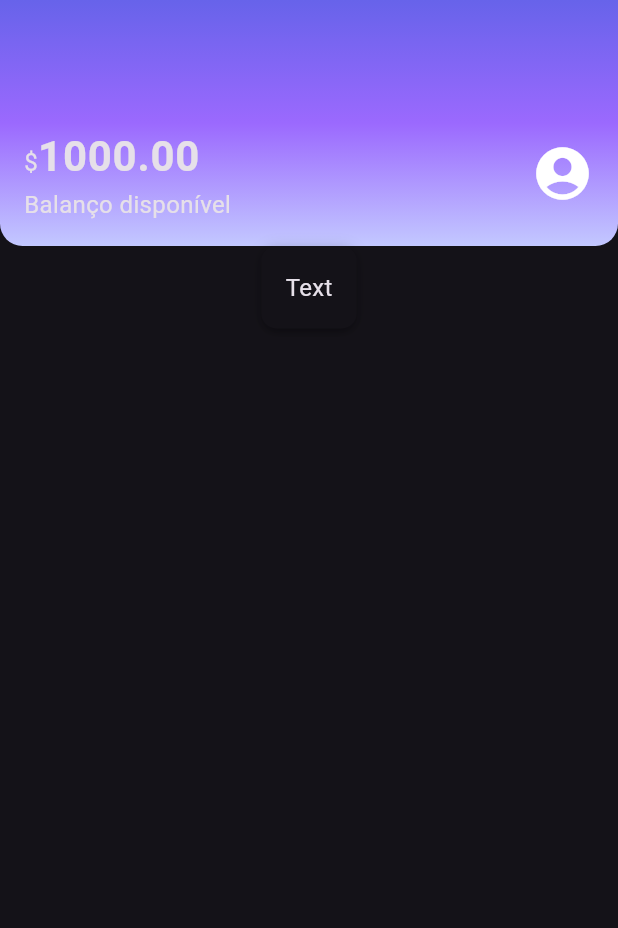
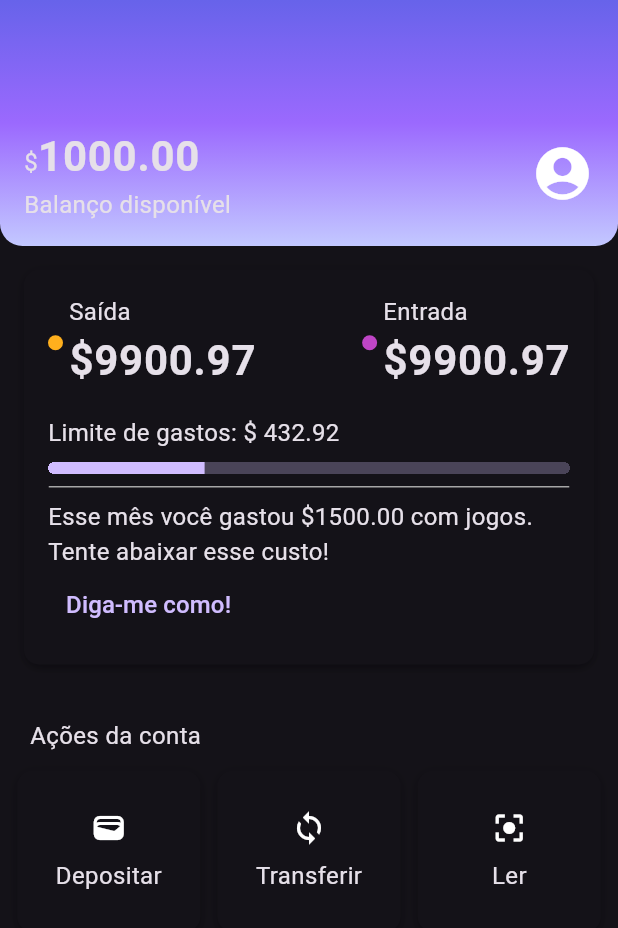
Before and after one commit to athosmartinez/cursoFlutter_Layouts, a Flutter app: the screen it shows after launch, on a phone screen of 412 x 824 dp. Shown: the top 928 px of the screen. Run offline on Flutter 3.47's test engine with Material 3 defaults, Android fonts, the phone set to English and light mode, and no system bars.

Commit message:
doing the second "screen part" - alone

```diff
--- /dev/null
+++ b/cursoflutter_layouts/lib/components/color_dot.dart
@@ -0,0 +1,18 @@
+import 'package:flutter/material.dart';
+
+class ColorDot extends StatelessWidget {
+  final Color? color;
+  const ColorDot({super.key, required this.color});
+
+  @override
+  Widget build(BuildContext context) {
+    return Container(
+      width: 10,
+      height: 10,
+      decoration: BoxDecoration(
+        color: color,
+        borderRadius: BorderRadius.circular(10),
+      ),
+    );
+  }
+}
--- /dev/null
+++ b/cursoflutter_layouts/lib/components/content_division.dart
@@ -0,0 +1,16 @@
+import 'package:cursoflutter_layouts/themes/theme_colors.dart';
+import 'package:flutter/material.dart';
+
+class ContentDivision extends StatelessWidget {
+  const ContentDivision({super.key});
+
+  @override
+  Widget build(BuildContext context) {
+    return Container(
+      height: 1,
+      decoration: BoxDecoration(
+        border: Border.all(color: ThemeColors.divisonColor)
+      ),
+    );
+  }
+}
--- /dev/null
+++ b/cursoflutter_layouts/lib/components/sections/account_actions.dart
@@ -0,0 +1,87 @@
+import 'package:cursoflutter_layouts/components/box_card.dart';
+import 'package:flutter/material.dart';
+
+class AccountAction extends StatelessWidget {
+  const AccountAction({super.key});
+
+  @override
+  Widget build(BuildContext context) {
+    return Column(
+      crossAxisAlignment: CrossAxisAlignment.start,
+      children: [
+        Padding(
+          padding: const EdgeInsets.only(top: 20, left: 20),
+          child: Text(
+            "Ações da conta",
+            style: Theme.of(context).textTheme.bodyMedium,
+          ),
+        ),
+        Padding(
+          padding: const EdgeInsets.only(top: 12),
+          child: Row(
+            mainAxisAlignment: MainAxisAlignment.spaceEvenly,
+            children: [
+              BoxCard(
+                boxContent: Container(
+                  height: 75,
+                  width: 90,
+                  decoration: BoxDecoration(
+                    borderRadius: BorderRadius.circular(10),
+                  ),
+                  child: const Column(
+                    mainAxisAlignment: MainAxisAlignment.center,
+                    children: [
+                      Icon(Icons.wallet),
+                      Padding(
+                        padding: EdgeInsets.only(top: 8),
+                        child: Text("Depositar"),
+                      ),
+                    ],
+                  ),
+                ),
+              ),
+              BoxCard(
+                boxContent: Container(
+                  height: 75,
+                  width: 90,
+                  decoration: BoxDecoration(
+                    borderRadius: BorderRadius.circular(10),
+                  ),
+                  child: const Column(
+                    mainAxisAlignment: MainAxisAlignment.center,
+                    children: [
+                      Icon(Icons.sync),
+                      Padding(
+                        padding: EdgeInsets.only(top: 8),
+                        child: Text("Transferir"),
+                      ),
+                    ],
+                  ),
+                ),
+              ),
+              BoxCard(
+                boxContent: Container(
+                  height: 75,
+                  width: 90,
+                  decoration: BoxDecoration(
+                    borderRadius: BorderRadius.circular(10),
+                  ),
+                  child: const Column(
+                    mainAxisAlignment: MainAxisAlignment.center,
+                    children: [
+                      Icon(Icons.center_focus_strong),
+                      Padding(
+                        padding: EdgeInsets.only(top: 8),
+                        child: Text("Ler"),
+                      ),
+                    ],
+                  ),
+                ),
+              ),
+            ],
+          ),
+        )
+      ],
+    );
+  }
+}
--- /dev/null
+++ b/cursoflutter_layouts/lib/components/sections/recenty_activity.dart
@@ -0,0 +1,100 @@
+import 'package:cursoflutter_layouts/components/box_card.dart';
+import 'package:cursoflutter_layouts/components/color_dot.dart';
+import 'package:cursoflutter_layouts/components/content_division.dart';
+import 'package:cursoflutter_layouts/themes/theme_colors.dart';
+import 'package:flutter/material.dart';
+
+class RecentActivity extends StatelessWidget {
+  const RecentActivity({super.key});
+
+  @override
+  Widget build(BuildContext context) {
+    return const Padding(
+      padding: EdgeInsets.all(16.0),
+      child: BoxCard(
+        boxContent: _RecentActivity(),
+      ),
+    );
+  }
+}
+
+class _RecentActivity extends StatelessWidget {
+  const _RecentActivity({super.key});
+
+  @override
+  Widget build(BuildContext context) {
+    return Column(
+      crossAxisAlignment: CrossAxisAlignment.start,
+      children: [
+        Row(
+          mainAxisAlignment: MainAxisAlignment.spaceBetween,
+          children: [
+            Row(
+              children: [
+                Padding(
+                  padding: const EdgeInsets.only(right: 4.0),
+                  child: ColorDot(color: ThemeColors.recentActivity['spent']),
+                ),
+                Column(
+                  crossAxisAlignment: CrossAxisAlignment.start,
+                  children: [
+                    const Text("Saída"),
+                    Text(
+                      style: Theme.of(context).textTheme.bodyLarge,
+                      "\$9900.97",
+                    ),
+                  ],
+                )
+              ],
+            ),
+            Row(
+              children: [
+                Padding(
+                  padding: const EdgeInsets.only(right: 4.0),
+                  child: ColorDot(color: ThemeColors.recentActivity['income']),
+                ),
+                Column(
+                  crossAxisAlignment: CrossAxisAlignment.start,
+                  children: [
+                    const Text("Entrada"),
+                    Text(
+                      style: Theme.of(context).textTheme.bodyLarge,
+                      "\$9900.97",
+                    ),
+                  ],
+                )
+              ],
+            ),
+          ],
+        ),
+        const Padding(
+          padding: EdgeInsets.only(top: 16.0, bottom: 8),
+          child: Text("Limite de gastos: \$ 432.92"),
+        ),
+        Container(
+          clipBehavior: Clip.hardEdge,
+          decoration: BoxDecoration(borderRadius: BorderRadius.circular(5)),
+          child: const LinearProgressIndicator(
+            value: 0.3,
+            minHeight: 8,
+          ),
+        ),
+        const Padding(
+          padding: EdgeInsets.only(top: 8.0, bottom: 8),
+          child: ContentDivision(),
+        ),
+        Text(
+          style: Theme.of(context).textTheme.bodyMedium,
+          "Esse mês você gastou \$1500.00 com jogos. Tente abaixar esse custo!",
+        ),
+        TextButton(
+          onPressed: () {},
+          child: const Text(
+            "Diga-me como!",
+            style: TextStyle(fontSize: 16),
+          ),
+        )
+      ],
+    );
+  }
+}
--- a/cursoflutter_layouts/lib/screens/home_screen.dart
+++ b/cursoflutter_layouts/lib/screens/home_screen.dart
@@ -1,5 +1,9 @@
 import 'package:cursoflutter_layouts/components/box_card.dart';
+import 'package:cursoflutter_layouts/components/color_dot.dart';
+import 'package:cursoflutter_layouts/components/sections/account_actions.dart';
 import 'package:cursoflutter_layouts/components/sections/header.dart';
+import 'package:cursoflutter_layouts/components/sections/recenty_activity.dart';
+import 'package:cursoflutter_layouts/themes/theme_colors.dart';
 import 'package:flutter/material.dart';
 
 class home_screen extends StatelessWidget {
@@ -7,9 +11,9 @@ class home_screen extends StatelessWidget {
 
   @override
   Widget build(BuildContext context) {
-    return const Scaffold(
+    return Scaffold(
       body: Column(
-        children: [Header(), BoxCard(boxContent: Text("Text"))],
+        children: [Header(), RecentActivity(), AccountAction()],
       ),
     );
   }
--- a/cursoflutter_layouts/lib/themes/theme_colors.dart
+++ b/cursoflutter_layouts/lib/themes/theme_colors.dart
@@ -7,4 +7,10 @@ class ThemeColors {
     Color.fromRGBO(155, 105, 254, 1),
     Color.fromRGBO(195, 200, 255, 1)
   ];
+  static const Map<String, Color> recentActivity = {
+    'spent': Color.fromRGBO(255, 175, 29, 1),
+    'income': Color.fromRGBO(191, 69, 198, 1)
+  };
+
+  static const divisonColor = Color.fromRGBO(166, 166, 166, 1);
 }
```
